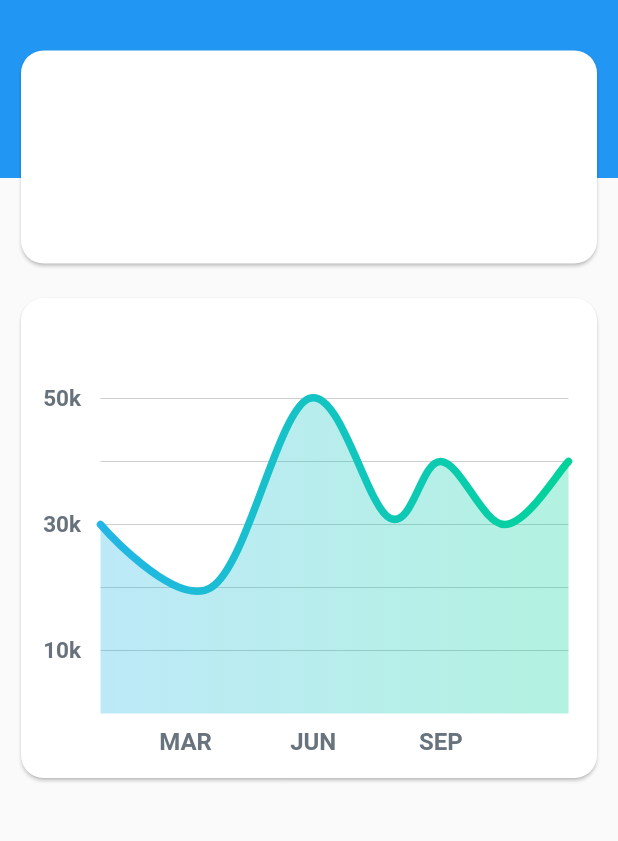
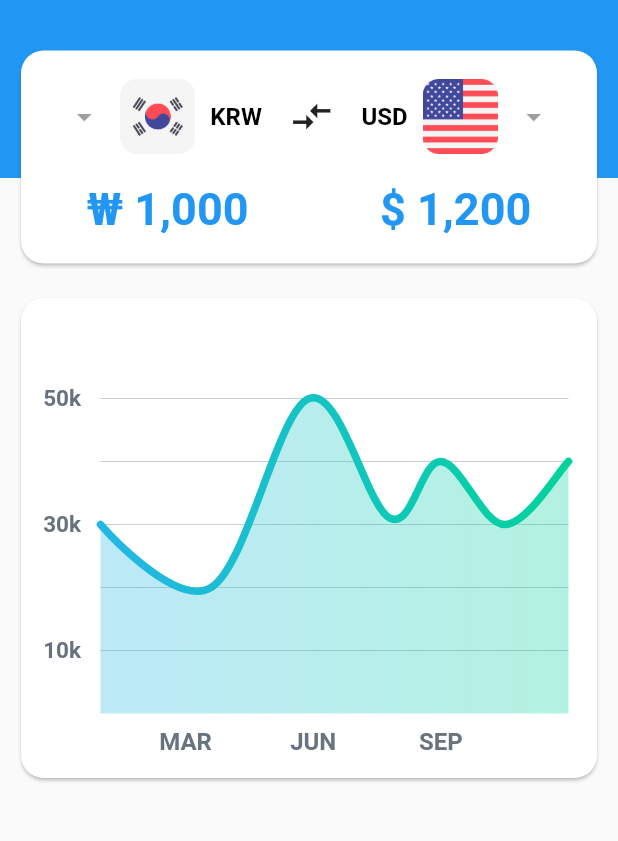
Before and after one commit to Origogi/flutter_currency_exchange, a Flutter app: the ChartPage screen opened directly, on a phone screen of 412 x 824 dp, the part 122-963 px from its top. Run offline on Flutter 3.47's test engine with Material 2 defaults, Android fonts, the phone set to English and light mode, and no system bars; drawn by our look-alikes of fl_chart; Roboto replaces fonts that are missing (goyang-R).

Commit message:
implement chart page

```diff
--- a/lib/page/chart_page.dart
+++ b/lib/page/chart_page.dart
@@ -1,6 +1,7 @@
 import 'package:fl_chart/fl_chart.dart';
 import 'package:flutter/cupertino.dart';
 import 'package:flutter/material.dart';
+import 'package:flutter_currency/model/currency.dart';
 
 class ChartPage extends StatefulWidget {
   @override
@@ -10,6 +11,9 @@ class ChartPage extends StatefulWidget {
 class _ChartPageState extends State<ChartPage>
     with SingleTickerProviderStateMixin {
   AnimationController _animationController;
+
+  Currency myCurrency;
+  Currency otherCurrency;
 
   @override
   void initState() {
@@ -26,6 +30,9 @@ class _ChartPageState extends State<ChartPage>
 
   @override
   Widget build(BuildContext context) {
+    myCurrency = currencyBank[southKorea];
+    otherCurrency = currencyBank[usa];
+
     return SafeArea(
       child: Scaffold(
         body: Stack(
@@ -46,7 +53,9 @@ class _ChartPageState extends State<ChartPage>
                       color: Colors.white,
                       size: 30,
                     ),
-                    onPressed: () {},
+                    onPressed: () {
+                      Navigator.pop(context);
+                    },
                   ),
                   Padding(
                     padding: const EdgeInsets.only(left: 10),
@@ -64,6 +73,65 @@ class _ChartPageState extends State<ChartPage>
                     child: Card(
                       shape: RoundedRectangleBorder(
                         borderRadius: BorderRadius.circular(15.0),
+                      ),
+                      child: Column(
+                        mainAxisAlignment: MainAxisAlignment.spaceEvenly,
+                        children: <Widget>[
+                          Row(
+                            mainAxisAlignment: MainAxisAlignment.spaceEvenly,
+                            children: <Widget>[
+                              Row(
+                                children: <Widget>[
+                                  IconButton(
+                                    icon: Icon(Icons.arrow_drop_down),
+                                  ),
+                                  Container(
+                                      width: 50,
+                                      height: 50,
+                                      child: Image.asset(
+                                        myCurrency.imageFileName,
+                                      )),
+                                  SizedBox(
+                                    width: 10,
+                                  ),
+                                  Text(myCurrency.code)
+                                ],
+                              ),
+                              Icon(
+                                Icons.compare_arrows,
+                                size: 30,
+                              ),
+                              Row(
+                                children: <Widget>[
+                                  Text(otherCurrency.code),
+                                  SizedBox(
+                                    width: 10,
+                                  ),
+                                  Container(
+                                      width: 50,
+                                      height: 50,
+                                      child: Image.asset(
+                                        otherCurrency.imageFileName,
+                                      )),
+                                  IconButton(
+                                    icon: Icon(Icons.arrow_drop_down),
+                                  ),
+                                ],
+                              ),
+                            ],
+                          ),
+                          Row(
+                            mainAxisAlignment: MainAxisAlignment.spaceAround,
+                            children: <Widget>[
+                              Text('${myCurrency.symbol} 1,000',
+                                  style: TextStyle(
+                                      fontSize: 30, color: Colors.blue)),
+                              Text('${otherCurrency.symbol} 1,200',
+                                  style: TextStyle(
+                                      fontSize: 30, color: Colors.blue))
+                            ],
+                          )
+                        ],
                       ),
                     ),
                   ),
```
